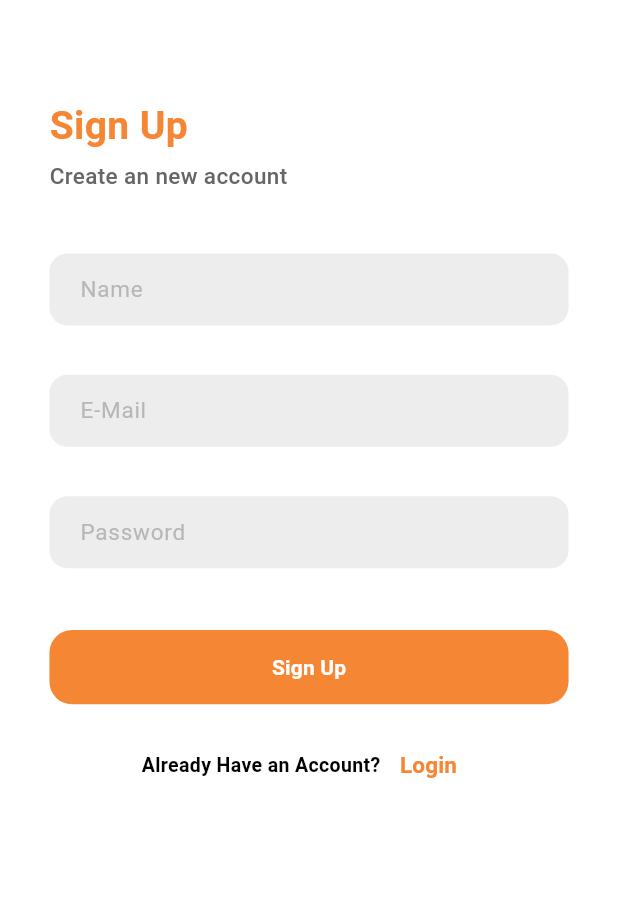
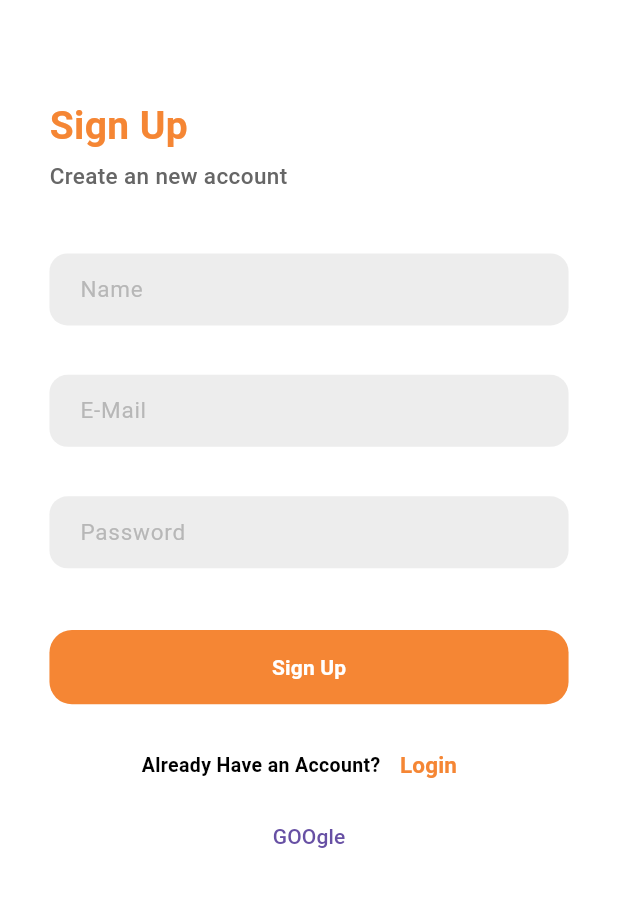
Before and after one commit to abdelrahmanyasser65/codemanchat, a Flutter app: the SignUpView screen opened by its route, on a phone screen of 412 x 824 dp, the part 260-1167 px from its top. Run offline on Flutter 3.47's test engine with Material 2 defaults, Android fonts, the phone set to English and light mode, and no system bars; our stand-ins replace firebase_auth, firebase_core, flutter_bloc, go_router, google_sign_in, hexcolor and 2 more; accounts and stored records are empty.

Commit message:
الحمد لله

```diff
--- a/lib/features/auth/presentation/view_model/sign_up_cubit/sign_up_state.dart
+++ b/lib/features/auth/presentation/view_model/sign_up_cubit/sign_up_state.dart
@@ -1,6 +1,5 @@
 part of 'sign_up_cubit.dart';
 
-@immutable
 abstract class SignUpState {}
 
 class SignUpInitial extends SignUpState {}
--- a/lib/features/auth/presentation/views/sign_up_view.dart
+++ b/lib/features/auth/presentation/views/sign_up_view.dart
@@ -8,7 +8,7 @@ class SignUpView extends StatelessWidget {
   Widget build(BuildContext context) {
     return  Scaffold(
       backgroundColor: ColorManager.white,
-      body:const SafeArea(
+      body: SafeArea(
         child: SignUpViewBody(),
       ),
     );
--- a/lib/features/auth/presentation/views/widgets/sign_up/center_sign_up_side.dart
+++ b/lib/features/auth/presentation/views/widgets/sign_up/center_sign_up_side.dart
@@ -7,11 +7,10 @@ import '../../../../../../core/ersources/colors.dart';
 import '../../../../../../core/ersources/fonts.dart';
 import '../../../../../../core/ersources/values.dart';
 class CenterSideSignUp extends StatelessWidget {
-  CenterSideSignUp({Key? key}) : super(key: key);
-  final TextEditingController nameController=TextEditingController();
-  final TextEditingController emailController=TextEditingController();
-  final TextEditingController passwordController=TextEditingController();
-
+ const CenterSideSignUp({Key? key, required this.nameController, required this.passwordController, required this.emailController}) : super(key: key);
+ final TextEditingController nameController;
+ final TextEditingController passwordController;
+ final TextEditingController emailController;
   @override
   Widget build(BuildContext context) {
     return Column(
--- a/lib/features/auth/presentation/views/widgets/sign_up/sign_up_view_body.dart
+++ b/lib/features/auth/presentation/views/widgets/sign_up/sign_up_view_body.dart
@@ -1,8 +1,10 @@
 import 'package:codemanchat/core/app_router.dart';
 import 'package:codemanchat/features/auth/presentation/views/widgets/sign_up/center_sign_up_side.dart';
 import 'package:codemanchat/features/auth/presentation/views/widgets/sign_up/first_side_sign_up.dart';
+import 'package:firebase_auth/firebase_auth.dart';
 import 'package:flutter/material.dart';
 import 'package:go_router/go_router.dart';
+import 'package:google_sign_in/google_sign_in.dart';
 
 import '../../../../../../core/ersources/colors.dart';
 import '../../../../../../core/ersources/fonts.dart';
@@ -13,32 +15,39 @@ import '../../../../../../core/widget/custom_logo.dart';
 import '../../../../../../core/widget/custom_text.dart';
 import '../login/center_login_side.dart';
 import '../login/welcome_row.dart';
+
 class SignUpViewBody extends StatelessWidget {
-  const SignUpViewBody({Key? key}) : super(key: key);
+  SignUpViewBody({Key? key}) : super(key: key);
+  final TextEditingController nameController = TextEditingController();
+  final TextEditingController emailController = TextEditingController();
+  final TextEditingController passwordController = TextEditingController();
 
   @override
   Widget build(BuildContext context) {
     return ListView(
-      padding: EdgeInsets.only(
-          top: Sized.s6,
-          left: Sized.s4,
-          right: Sized.s4
-      ),
+      padding: EdgeInsets.only(top: Sized.s6, left: Sized.s4, right: Sized.s4),
       children: [
-        const  CustomLogo(),
-        SizedBox(height:Sized.s8
-          ,),
-       const FireSideSignUp(),
-        CenterSideSignUp(),
+        const CustomLogo(),
+        SizedBox(
+          height: Sized.s8,
+        ),
+        const FireSideSignUp(),
+        CenterSideSignUp(
+          nameController: nameController,
+          emailController: emailController,
+          passwordController: passwordController,
+        ),
         CustomButton(
-          onPressed: (){
-            var auth=FirebaseAuth
-          },
+            onPressed: ()async {
+              var auth = FirebaseAuth.instance;
+          UserCredential user=await    auth.createUserWithEmailAndPassword(
+                  email: emailController.text,
+                  password: passwordController.text);
+          print(user.user!.displayName);
+            },
             backGroundColor: ColorManager.primary,
             textColor: ColorManager.white,
-            text: Strings.signUp
-
-        ),
+            text: Strings.signUp),
         SizedBox(
           height: Sized.s2,
         ),
@@ -47,23 +56,37 @@ class SignUpViewBody extends StatelessWidget {
           children: [
             CustomText(
               text: Strings.alreadyHaveAccount,
-              fontSize:13,
+              fontSize: 13,
               color: ColorManager.black,
               fontWeight: FontWeightManager.bold,
             ),
             TextButton(
-              onPressed: (){
+              onPressed: () {
                 GoRouter.of(context).push(AppRouter.rLoginView);
               },
               child: CustomText(
                 text: Strings.login,
-                fontSize:15,
+                fontSize: 15,
                 color: ColorManager.primary,
                 fontWeight: FontWeightManager.semiBold,
               ),
             ),
           ],
         ),
+        TextButton(onPressed: ()async{
+          var auth=FirebaseAuth.instance;
+          GoogleSignIn googleSignIn =GoogleSignIn();
+          GoogleSignInAccount? googleSignInAccount=await googleSignIn.signIn();
+          GoogleSignInAuthentication googleSignInAuthentication=await googleSignInAccount!.authentication;
+         AuthCredential authCredential= GoogleAuthProvider.credential(
+            idToken: googleSignInAuthentication.idToken,
+           accessToken: googleSignInAuthentication.accessToken,
+          );
+         UserCredential authResult=await auth.signInWithCredential(authCredential);
+         User? user=authResult.user;
+         print('email${user!.email}');
+
+        }, child: Text("GOOgle"))
       ],
     );
   }
--- a/pubspec.yaml
+++ b/pubspec.yaml
@@ -42,6 +42,7 @@ dependencies:
   firebase_core: ^2.10.0
   firebase_auth: ^4.4.2
   flutter_bloc: ^8.1.2
+  google_sign_in: ^6.1.0
 
 dev_dependencies:
   flutter_test:
```
Also changed, not shown: pubspec.lock, 1 other file.
